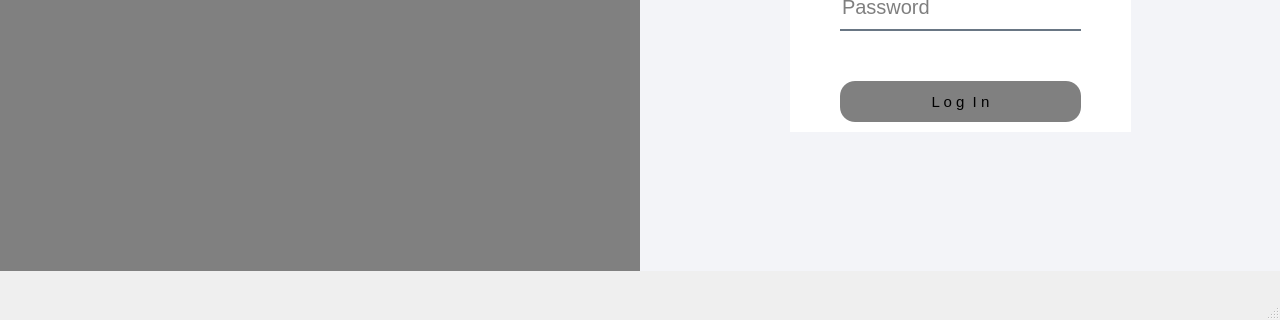
Old version of the form login.ui in the repository nepalprastut/oopProj; both pictures show x 0 to 1280 and y 449 to 769 of the 1280 by 769 pixel window.
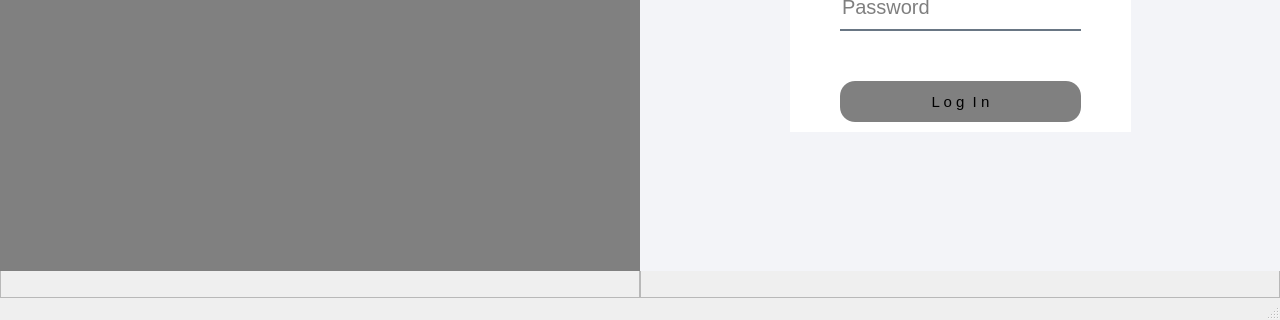
New version of the form. Icons and pictures are not drawn.

Commit message: login layout

```diff
--- a/login.ui
+++ b/login.ui
@@ -17,10 +17,60 @@
    <property name="styleSheet">
     <string notr="true"/>
    </property>
+   <layout class="QHBoxLayout" name="horizontalLayout">
+    <property name="spacing">
+     <number>0</number>
+    </property>
+    <property name="leftMargin">
+     <number>0</number>
+    </property>
+    <property name="topMargin">
+     <number>0</number>
+    </property>
+    <property name="rightMargin">
+     <number>0</number>
+    </property>
+    <property name="bottomMargin">
+     <number>0</number>
+    </property>
+    <item>
+     <widget class="QFrame" name="frame">
+      <property name="frameShape">
+       <enum>QFrame::Shape::StyledPanel</enum>
+      </property>
+      <property name="frameShadow">
+       <enum>QFrame::Shadow::Raised</enum>
+      </property>
+      <widget class="QWidget" name="widget_3" native="true">
+       <property name="geometry">
+        <rect>
+         <x>0</x>
+         <y>0</y>
+         <width>640</width>
+         <height>720</height>
+        </rect>
+       </property>
+       <property name="styleSheet">
+        <string notr="true">background-image: url(:/icons/login.png);
+background-repeat:no-repeat;
+background-position:center;
+background-color:grey;</string>
+       </property>
+      </widget>
+     </widget>
+    </item>
+    <item>
+     <widget class="QFrame" name="frame_2">
+      <property name="frameShape">
+       <enum>QFrame::Shape::StyledPanel</enum>
+      </property>
+      <property name="frameShadow">
+       <enum>QFrame::Shadow::Raised</enum>
+      </property>
    <widget class="QWidget" name="widget_2" native="true">
     <property name="geometry">
      <rect>
-      <x>640</x>
+         <x>0</x>
       <y>0</y>
       <width>640</width>
       <height>720</height>
@@ -208,22 +258,9 @@
      </property>
     </widget>
    </widget>
-   <widget class="QWidget" name="widget_3" native="true">
-    <property name="geometry">
-     <rect>
-      <x>0</x>
-      <y>0</y>
-      <width>640</width>
-      <height>720</height>
-     </rect>
-    </property>
-    <property name="styleSheet">
-     <string notr="true">background-image: url(:/icons/login.png);
-background-repeat:no-repeat;
-background-position:center;
-background-color:grey;</string>
-    </property>
-   </widget>
+     </widget>
+    </item>
+   </layout>
   </widget>
   <widget class="QStatusBar" name="statusbar"/>
  </widget>
```
Lines whose indentation alone changed are shown as unchanged. The commit also changes 4 other files.
